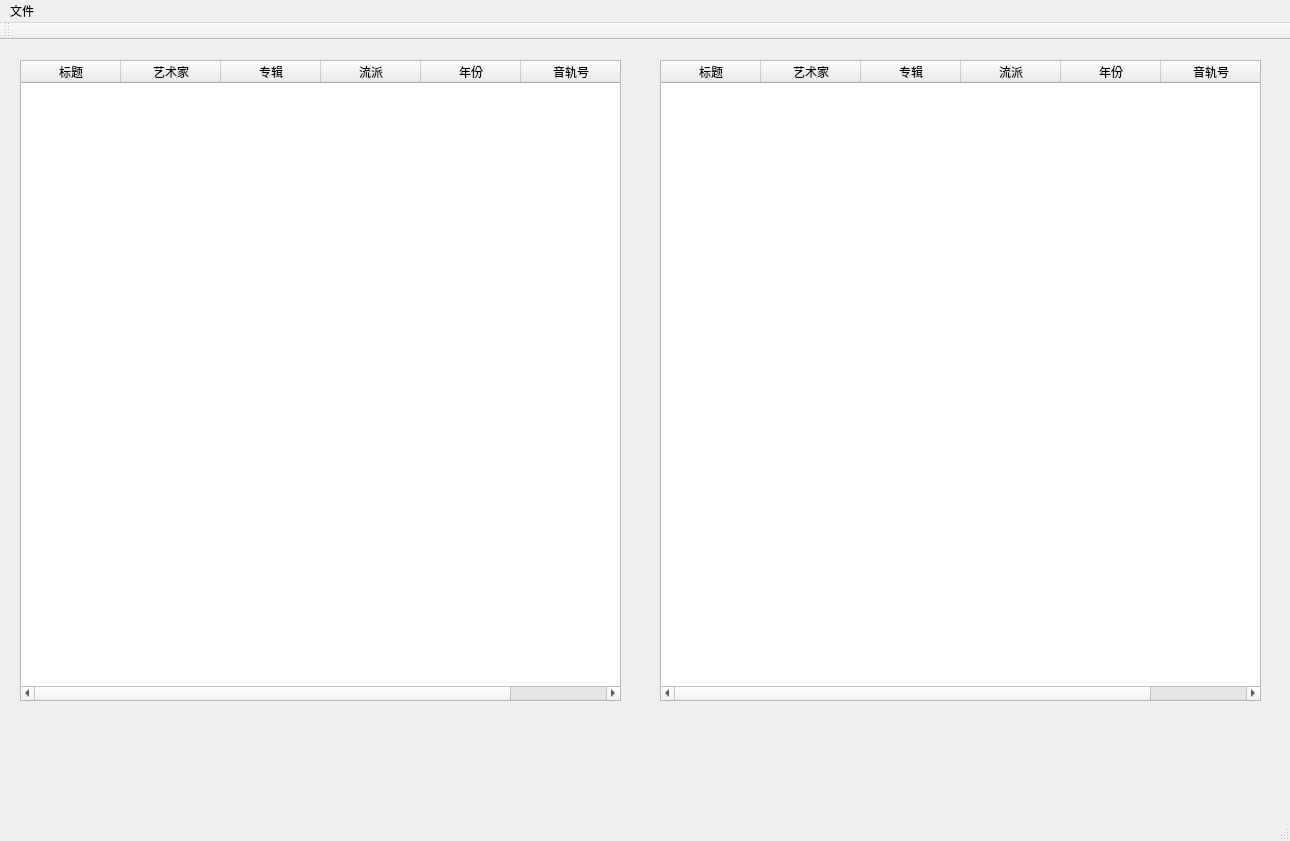
Before: the Qt Designer form MusicSyncTool.ui in FunnyAWM/MusicSyncTool, drawn with Qt 5.
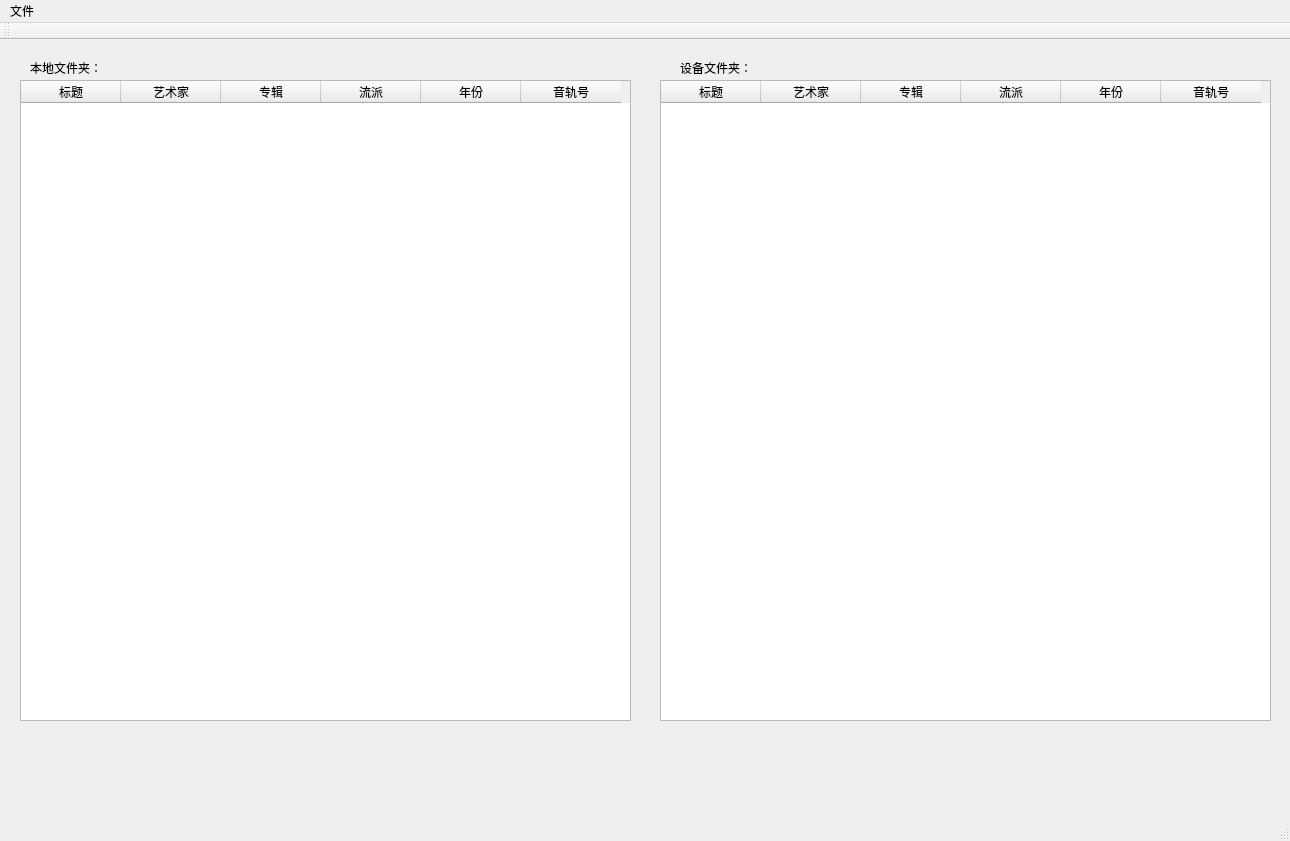
After: the same form once the commit is applied.

```diff
--- a/MusicSyncTool.ui
+++ b/MusicSyncTool.ui
@@ -29,8 +29,8 @@
     <property name="geometry">
      <rect>
       <x>20</x>
-      <y>20</y>
-      <width>601</width>
+      <y>40</y>
+      <width>611</width>
       <height>641</height>
      </rect>
     </property>
@@ -69,8 +69,8 @@
     <property name="geometry">
      <rect>
       <x>660</x>
-      <y>20</y>
-      <width>601</width>
+      <y>40</y>
+      <width>611</width>
       <height>641</height>
      </rect>
     </property>
@@ -105,6 +105,32 @@
      </property>
     </column>
    </widget>
+   <widget class="QLabel" name="label">
+    <property name="geometry">
+     <rect>
+      <x>30</x>
+      <y>20</y>
+      <width>201</width>
+      <height>16</height>
+     </rect>
+    </property>
+    <property name="text">
+     <string>本地文件夹：</string>
+    </property>
+   </widget>
+   <widget class="QLabel" name="label_2">
+    <property name="geometry">
+     <rect>
+      <x>680</x>
+      <y>20</y>
+      <width>201</width>
+      <height>16</height>
+     </rect>
+    </property>
+    <property name="text">
+     <string>设备文件夹：</string>
+    </property>
+   </widget>
   </widget>
   <widget class="QMenuBar" name="menuBar">
    <property name="geometry">
```
Left out of the diff: 6 changed lines with no effect on the pictures.
